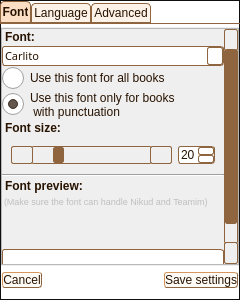
Above: Mobile/mobileapp.ui from MosheWagner/Orayta-QT before the change. Below: the same form after it.
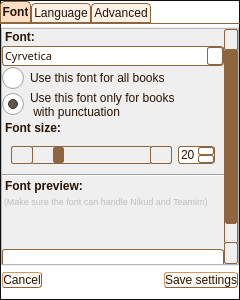
That is the form after the change. The open tabs and pages were chosen to show the change. Icons and pictures are not drawn. Custom widgets are drawn as their Qt base class.

```diff
--- a/Mobile/mobileapp.ui
+++ b/Mobile/mobileapp.ui
@@ -4317,8 +4317,8 @@
                <rect>
                 <x>0</x>
                 <y>0</y>
-                <width>222</width>
-                <height>270</height>
+                <width>194</width>
+                <height>273</height>
                </rect>
               </property>
               <layout class="QVBoxLayout" name="verticalLayout_22">
@@ -4375,7 +4375,7 @@
 </string>
                  </property>
                  <property name="currentIndex">
-                  <number>4</number>
+                  <number>7</number>
                  </property>
                  <property name="sizeAdjustPolicy">
                   <enum>QComboBox::AdjustToContentsOnFirstShow</enum>
```
Left out of the diff: 4 changed lines with no effect on the pictures.
